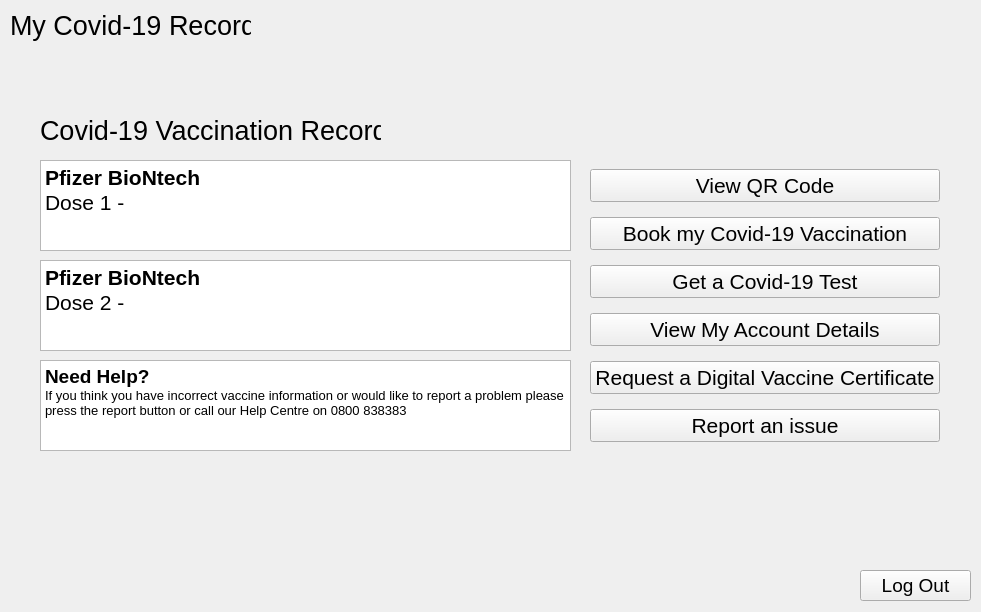
Above: L_A_B_Final_Project/mainpage.ui from SourPanda13/106-Group-Assignment before the change. Below: the same form after it.
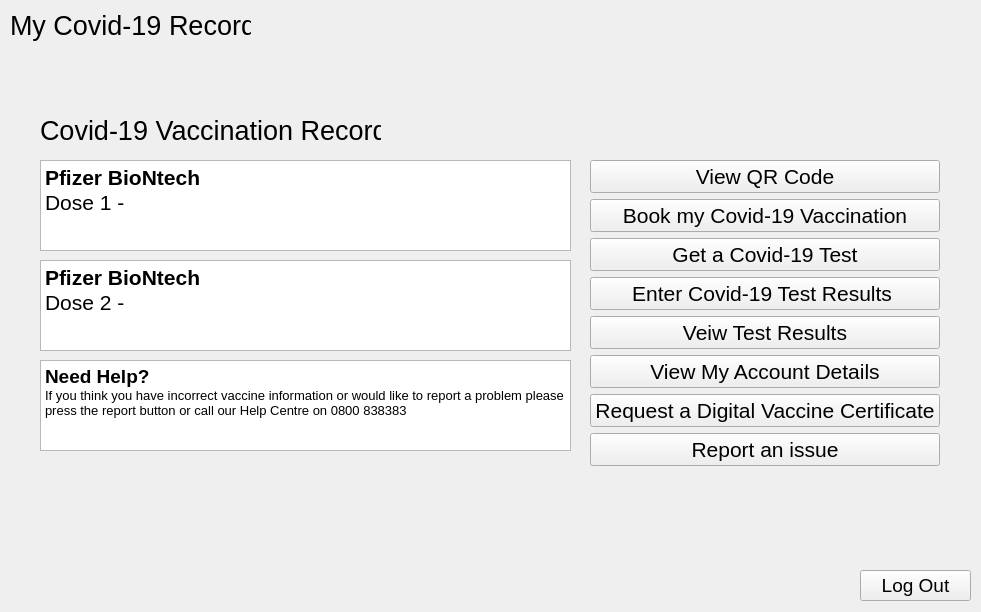
That is the form after the change.

Commit message: Added QRCodes and tests, (old accounts will no longer work)

Diff of the .ui file:
```diff
--- a/L_A_B_Final_Project/mainpage.ui
+++ b/L_A_B_Final_Project/mainpage.ui
@@ -122,7 +122,7 @@
      <x>590</x>
      <y>160</y>
      <width>350</width>
-     <height>291</height>
+     <height>308</height>
     </rect>
    </property>
    <layout class="QVBoxLayout" name="verticalLayout">
@@ -162,6 +162,30 @@
       </property>
      </widget>
     </item>
+    <item>
+     <widget class="QPushButton" name="GetATest_2">
+      <property name="font">
+       <font>
+        <pointsize>16</pointsize>
+       </font>
+      </property>
+      <property name="text">
+       <string>Enter Covid-19 Test Results </string>
+      </property>
+     </widget>
+    </item>
+    <item>
+     <widget class="QPushButton" name="RequestDigitalVaccineCertificate_3">
+      <property name="font">
+       <font>
+        <pointsize>16</pointsize>
+       </font>
+      </property>
+      <property name="text">
+       <string>Veiw Test Results</string>
+      </property>
+     </widget>
+    </item>
     <item>
      <widget class="QPushButton" name="ViewAccountDetails">
       <property name="font">
```
The commit also changes 19 other files.
